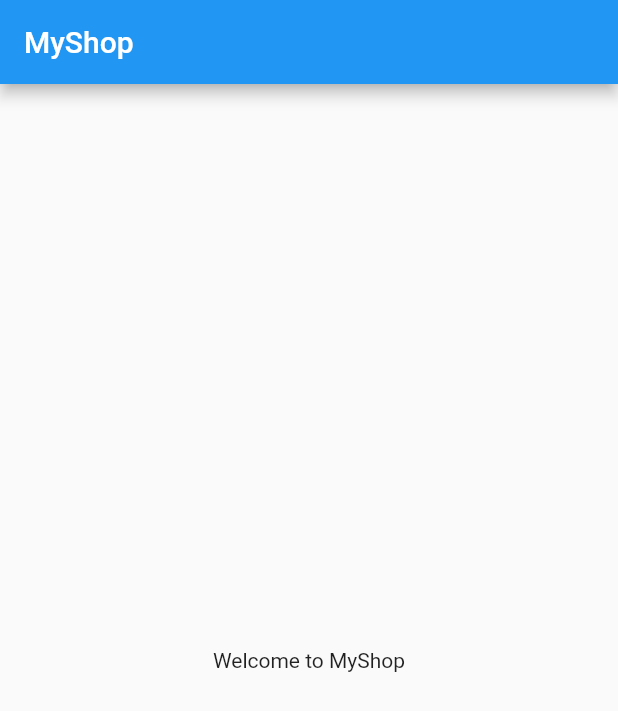
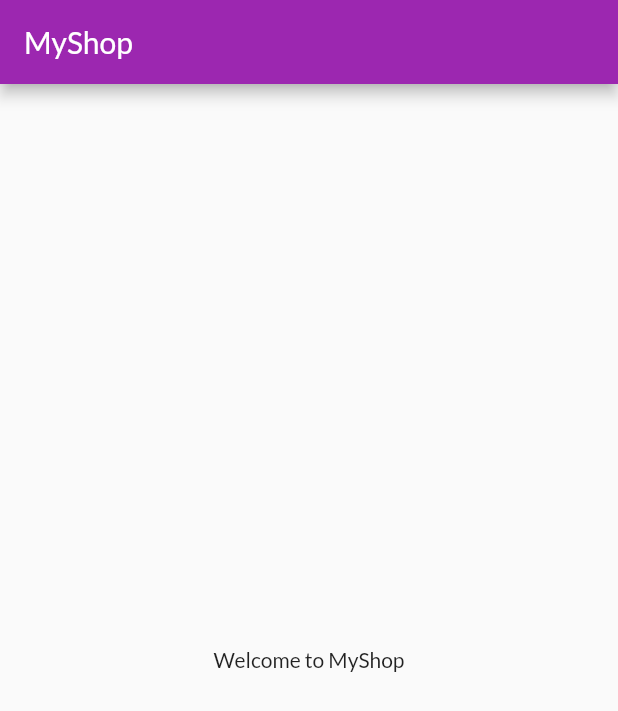
Before and after one commit to duongb1910356/chatapp, a Flutter app: the screen it shows after launch, on a phone screen of 412 x 824 dp. Shown: the top 711 px of the screen. Run offline on Flutter 3.47's test engine with Material 2 defaults, Android fonts, the phone set to English and light mode, and no system bars.

Commit message:
Doi theme cho ung dung

```diff
--- a/lib/main.dart
+++ b/lib/main.dart
@@ -11,8 +11,14 @@ class MyApp extends StatelessWidget {
   Widget build(BuildContext context) {
     return MaterialApp(
       title: 'MyShop',
+      debugShowCheckedModeBanner: false,
       theme: ThemeData(
-        primarySwatch: Colors.blue,
+        fontFamily: 'Lato',
+        colorScheme: ColorScheme.fromSwatch(
+          primarySwatch: Colors.purple,
+        ).copyWith(
+          secondary: Colors.deepOrange
+        ),
       ),
       home: Scaffold(
         appBar: AppBar(
```
Also changed, not shown: pubspec.yaml (+9 -0 lines), assets/fonts/Anton-Regular.ttf (added), assets/fonts/Lato-Bold.ttf (added), assets/fonts/Lato-Regular.ttf (added), 1 other file.
